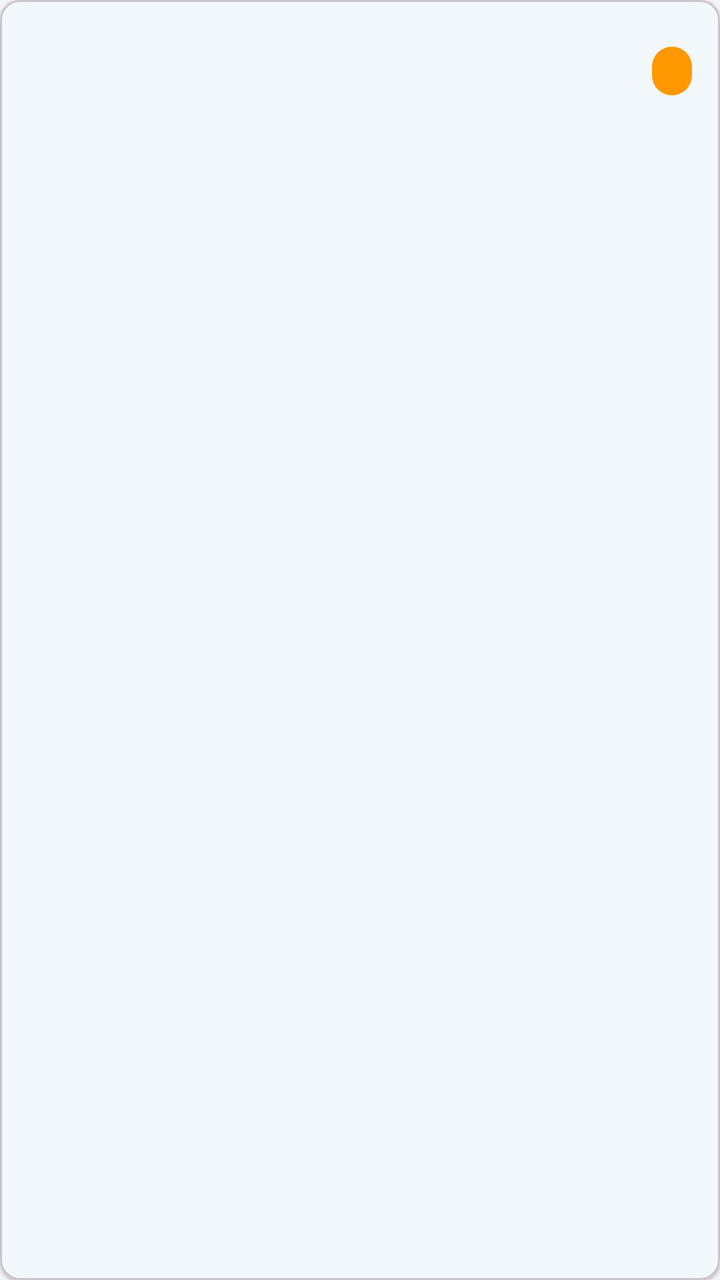
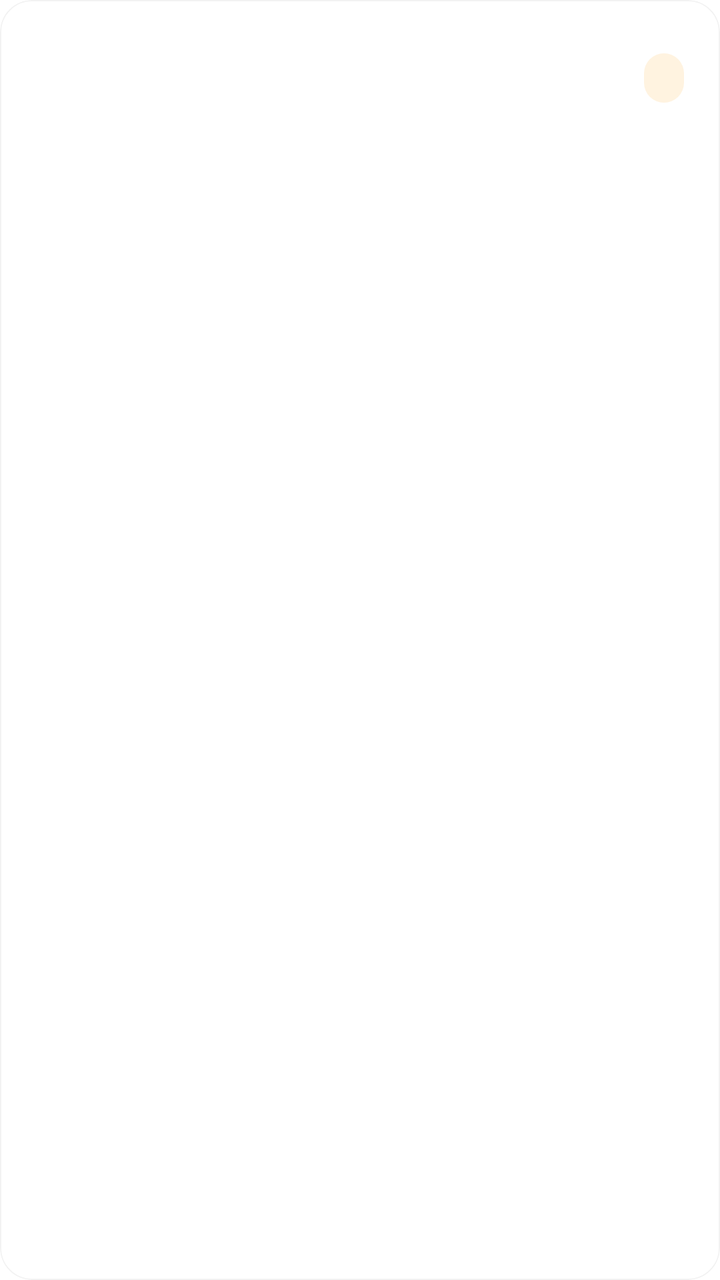

Compare the two renders of this Android layout. The source of the first and the diff that turns it into the second are given below.
<!-- AndroidManifest.xml: application theme Theme.ZhiJI2026 -->
<!-- res/layout/item_lecture.xml -->
<?xml version="1.0" encoding="utf-8"?>
<com.google.android.material.card.MaterialCardView
    xmlns:android="http://schemas.android.com/apk/res/android"
    xmlns:app="http://schemas.android.com/apk/res-auto"
    android:layout_width="match_parent"
    android:layout_height="wrap_content"
    android:layout_marginBottom="10dp"
    app:cardElevation="1dp"
    app:cardCornerRadius="10dp"
    app:cardBackgroundColor="@color/surface">

    <LinearLayout
        android:layout_width="match_parent"
        android:layout_height="wrap_content"
        android:orientation="horizontal"
        android:padding="14dp"
        android:gravity="center_vertical">

        <LinearLayout
            android:layout_width="0dp"
            android:layout_height="wrap_content"
            android:layout_weight="1"
            android:orientation="vertical">

            <TextView
                android:id="@+id/tv_lecture_title"
                android:layout_width="wrap_content"
                android:layout_height="wrap_content"
                android:textColor="@color/text_primary"
                android:textSize="16sp"
                android:textStyle="bold" />

            <TextView
                android:id="@+id/tv_lecture_meta"
                android:layout_width="wrap_content"
                android:layout_height="wrap_content"
                android:layout_marginTop="4dp"
                android:textColor="@color/text_secondary"
                android:textSize="13sp" />
        </LinearLayout>

        <ProgressBar
            android:id="@+id/progress_processing"
            style="?android:attr/progressBarStyle"
            android:layout_width="20dp"
            android:layout_height="20dp"
            android:layout_marginEnd="8dp"
            android:visibility="gone"
            android:indeterminateTint="@color/primary" />

        <TextView
            android:id="@+id/tv_status"
            android:layout_width="wrap_content"
            android:layout_height="wrap_content"
            android:textSize="12sp"
            android:paddingHorizontal="10dp"
            android:paddingVertical="4dp"
            android:background="@drawable/bg_status_processing"
            android:textColor="@android:color/white" />
    </LinearLayout>

</com.google.android.material.card.MaterialCardView>
<!-- resources referenced by this layout -->
<resources>
  <color name="primary">#1976D2</color>
  <color name="surface">#FFFFFF</color>
  <color name="text_primary">#212121</color>
  <color name="text_secondary">#757575</color>
  <!-- drawable bg_status_processing (drawable) -->
  <?xml version="1.0" encoding="utf-8"?>
  <shape xmlns:android="http://schemas.android.com/apk/res/android"
      android:shape="rectangle">
      <solid android:color="#FF9800" />
      <corners android:radius="12dp" />
  </shape>
  <style name="Theme.ZhiJI2026" parent="Theme.Material3.Light.NoActionBar">
          <item name="colorPrimary">@color/primary</item>
          <item name="colorOnPrimary">@color/white</item>
          <item name="colorSecondary">@color/accent</item>
          <item name="colorSurface">@color/surface</item>
          <item name="android:colorBackground">@color/background</item>
      </style>
  <color name="white">#FFFFFF</color>
  <color name="accent">#FF5722</color>
  <color name="background">#F5F5F5</color>
</resources>

<!-- the commit's change to res/layout/item_lecture.xml (unified diff, before → after) -->
@@ -4,16 +4,19 @@
     xmlns:app="http://schemas.android.com/apk/res-auto"
     android:layout_width="match_parent"
     android:layout_height="wrap_content"
-    android:layout_marginBottom="10dp"
-    app:cardElevation="1dp"
-    app:cardCornerRadius="10dp"
+    android:layout_marginBottom="14dp"
+    app:cardElevation="0dp"
+    app:strokeWidth="0.5dp"
+    app:strokeColor="@color/card_stroke"
+    app:cardCornerRadius="16dp"
     app:cardBackgroundColor="@color/surface">
 
     <LinearLayout
         android:layout_width="match_parent"
         android:layout_height="wrap_content"
         android:orientation="horizontal"
-        android:padding="14dp"
+        android:paddingHorizontal="18dp"
+        android:paddingVertical="16dp"
         android:gravity="center_vertical">
 
         <LinearLayout
@@ -27,14 +30,16 @@
                 android:layout_width="wrap_content"
                 android:layout_height="wrap_content"
                 android:textColor="@color/text_primary"
-                android:textSize="16sp"
-                android:textStyle="bold" />
+                android:textSize="17sp"
+                android:textStyle="bold"
+                android:maxLines="1"
+                android:ellipsize="end" />
 
             <TextView
                 android:id="@+id/tv_lecture_meta"
                 android:layout_width="wrap_content"
                 android:layout_height="wrap_content"
-                android:layout_marginTop="4dp"
+                android:layout_marginTop="6dp"
                 android:textColor="@color/text_secondary"
                 android:textSize="13sp" />
         </LinearLayout>
@@ -42,8 +47,8 @@
         <ProgressBar
             android:id="@+id/progress_processing"
             style="?android:attr/progressBarStyle"
-            android:layout_width="20dp"
-            android:layout_height="20dp"
+            android:layout_width="16dp"
+            android:layout_height="16dp"
             android:layout_marginEnd="8dp"
             android:visibility="gone"
             android:indeterminateTint="@color/primary" />
@@ -52,11 +57,11 @@
             android:id="@+id/tv_status"
             android:layout_width="wrap_content"
             android:layout_height="wrap_content"
-            android:textSize="12sp"
+            android:textSize="11sp"
+            android:textStyle="bold"
             android:paddingHorizontal="10dp"
-            android:paddingVertical="4dp"
-            android:background="@drawable/bg_status_processing"
-            android:textColor="@android:color/white" />
+            android:paddingVertical="5dp"
+            android:background="@drawable/bg_status_processing" />
     </LinearLayout>
 
 </com.google.android.material.card.MaterialCardView>
<!-- resource entries referenced after the edit -->
@@ -1,15 +1,16 @@
 <!-- resources referenced by this layout -->
 <resources>
-  <color name="primary">#1976D2</color>
+  <color name="card_stroke">#0D000000</color>
+  <color name="primary">#5B6ABF</color>
   <color name="surface">#FFFFFF</color>
-  <color name="text_primary">#212121</color>
-  <color name="text_secondary">#757575</color>
+  <color name="text_primary">#1A1A1A</color>
+  <color name="text_secondary">#8E8E93</color>
   <!-- drawable bg_status_processing (drawable) -->
   <?xml version="1.0" encoding="utf-8"?>
   <shape xmlns:android="http://schemas.android.com/apk/res/android"
       android:shape="rectangle">
-      <solid android:color="#FF9800" />
-      <corners android:radius="12dp" />
+      <solid android:color="@color/status_processing_bg" />
+      <corners android:radius="10dp" />
   </shape>
   <style name="Theme.ZhiJI2026" parent="Theme.Material3.Light.NoActionBar">
           <item name="colorPrimary">@color/primary</item>
@@ -17,9 +18,12 @@
           <item name="colorSecondary">@color/accent</item>
           <item name="colorSurface">@color/surface</item>
           <item name="android:colorBackground">@color/background</item>
+          <item name="android:statusBarColor">@color/background</item>
+          <item name="android:navigationBarColor">@color/background</item>
       </style>
+  <color name="status_processing_bg">#FFF3E0</color>
   <color name="white">#FFFFFF</color>
-  <color name="accent">#FF5722</color>
-  <color name="background">#F5F5F5</color>
+  <color name="accent">#5B6ABF</color>
+  <color name="background">#FFFFFF</color>
 </resources>
 
